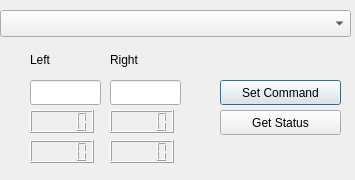
Qt form ui/littlebot_gui.ui (NestorDP/littlebot_rqt_plugin) before a commit.
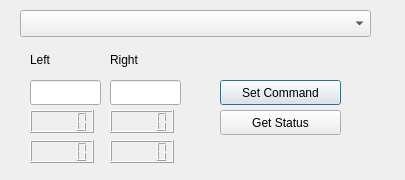
The same form after that commit.

Commit message: ✨ feat(gui): Add method that list all serial devices available on the system

```diff
--- a/ui/littlebot_gui.ui
+++ b/ui/littlebot_gui.ui
@@ -6,7 +6,7 @@
    <rect>
     <x>0</x>
     <y>0</y>
-    <width>355</width>
+    <width>405</width>
     <height>180</height>
    </rect>
   </property>
@@ -128,7 +128,7 @@
   <widget class="QComboBox" name="combo_dev_serial_available">
    <property name="geometry">
     <rect>
-     <x>0</x>
+     <x>20</x>
      <y>10</y>
      <width>351</width>
      <height>27</height>
```
The commit also changes 2 other files.
